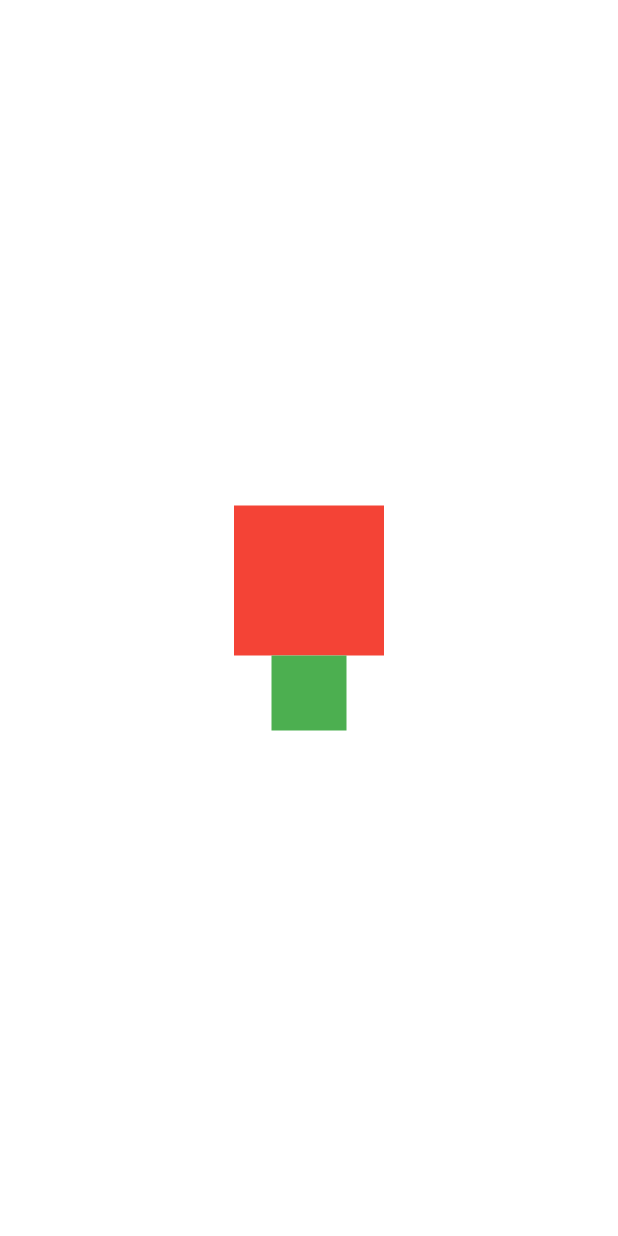
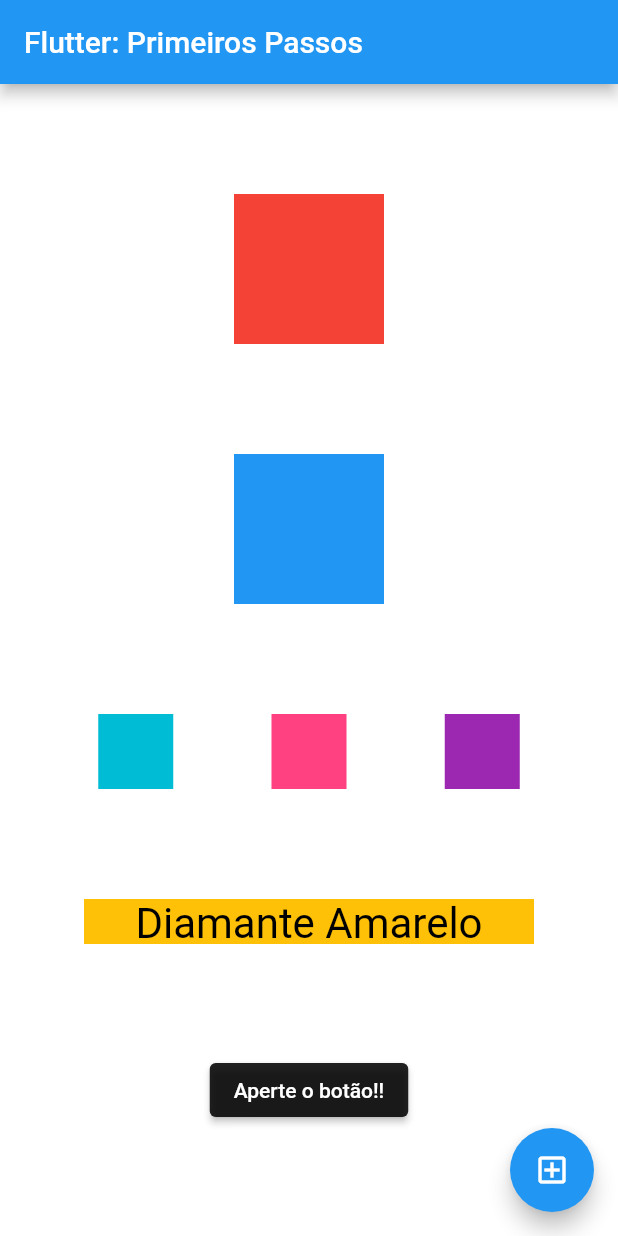
Before and after one commit to victorb26/flutter-app-project, a Flutter app: the screen it shows after launch, on a phone screen of 412 x 824 dp. Run offline on Flutter 3.47's test engine with Material 2 defaults, Android fonts, the light colour scheme and no system bars.

Commit message:
praticando widgets

```diff
--- a/lib/main.dart
+++ b/lib/main.dart
@@ -5,23 +5,84 @@ void main() {
 }
 
 class MyApp extends StatelessWidget {
-  const MyApp({super.key});
+  const MyApp({Key? key}) : super(key: key);
 
-
+  // This widget is the root of your application.
   @override
   Widget build(BuildContext context) {
     return MaterialApp(
       title: 'Flutter Demo',
       theme: ThemeData(
-        primarySwatch: Colors.blueGrey,
+        primarySwatch: Colors.blue,
       ),
-      home: Column(
-        mainAxisAlignment: MainAxisAlignment.center,
-        children: [
-          Container(color: Colors.red,width: 100,height: 100,),
-          Container(color: Colors.green,width: 50,height: 50,),
-        ],
-      )
+      home: Scaffold(
+        appBar: AppBar(
+          title: const Text('Flutter: Primeiros Passos'),
+        ),
+        body: Container(
+          color: Colors.white,
+          child: Column(
+            mainAxisAlignment: MainAxisAlignment.spaceEvenly,
+            crossAxisAlignment: CrossAxisAlignment.center,
+            children: [
+              Container(
+                color: Colors.red,
+                height: 100,
+                width: 100,
+              ),
+              Container(
+                color: Colors.blue,
+                height: 100,
+                width: 100,
+              ),
+              Row(
+                mainAxisAlignment: MainAxisAlignment.spaceEvenly,
+                crossAxisAlignment: CrossAxisAlignment.center,
+                children: [
+                  Container(
+                    color: Colors.cyan,
+                    height: 50,
+                    width: 50,
+                  ),
+                  Container(
+                    color: Colors.pinkAccent,
+                    height: 50,
+                    width: 50,
+                  ),
+                  Container(
+                    color: Colors.purple,
+                    height: 50,
+                    width: 50,
+                  ),
+                ],
+              ),
+              Container(
+                color: Colors.amber,
+                height: 30,
+                width: 300,
+                child: const Text(
+                  'Diamante Amarelo', // palavra aleatoria
+                  style: TextStyle(
+                    color: Colors.black,
+                    fontSize: 28,
+                  ),
+                  textAlign: TextAlign.center,
+                ),
+              ),
+              ElevatedButton(
+                onPressed: () {
+                  print('Você apertou o Botão!');
+                },
+                child: const Text('Aperte o botão!!'),
+                style: ElevatedButton.styleFrom(primary: Colors.black87),
+              )
+            ],
+          ),
+        ),
+        floatingActionButton: FloatingActionButton(onPressed: () {
+          print('Você apertou o FAB!');
+        },child: const Icon(Icons.add_box_outlined),),
+      ),
     );
   }
 }
```
